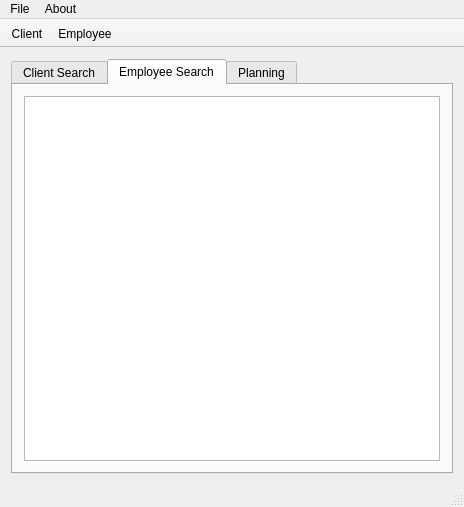
Old version of the form mainwindow.ui in the repository mariedegen/QtProject.
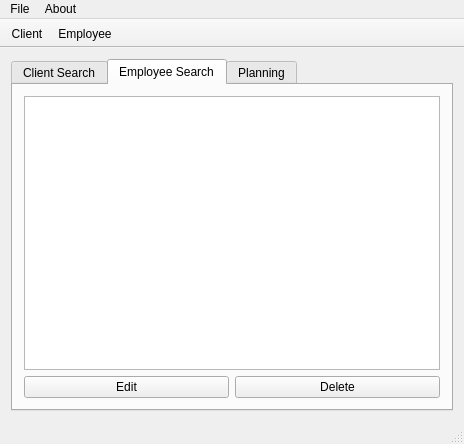
New version of the form. Icons and pictures are not drawn.

Commit message: ressource done (modify + delete)

Diff of the .ui file:
```diff
--- a/mainwindow.ui
+++ b/mainwindow.ui
@@ -6,8 +6,8 @@
    <rect>
     <x>0</x>
     <y>0</y>
-    <width>452</width>
-    <height>507</height>
+    <width>440</width>
+    <height>444</height>
    </rect>
   </property>
   <property name="windowTitle">
@@ -139,6 +139,24 @@
           </attribute>
          </widget>
         </item>
+        <item row="1" column="0">
+         <layout class="QHBoxLayout" name="horizontalLayout_2">
+          <item>
+           <widget class="QPushButton" name="edit_ressource">
+            <property name="text">
+             <string>Edit</string>
+            </property>
+           </widget>
+          </item>
+          <item>
+           <widget class="QPushButton" name="delete_ressource">
+            <property name="text">
+             <string>Delete</string>
+            </property>
+           </widget>
+          </item>
+         </layout>
+        </item>
        </layout>
       </widget>
       <widget class="QWidget" name="planning">
```
Left out of the diff: 2 changed lines with no effect on the pictures. The commit also changes 12 other files.
